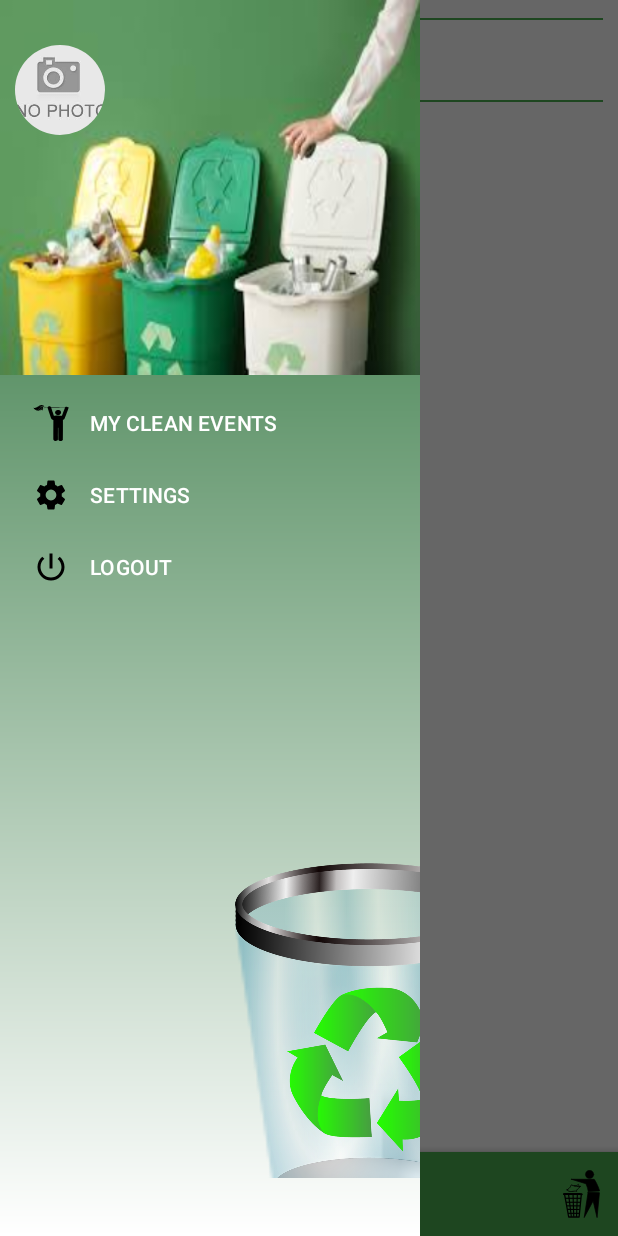
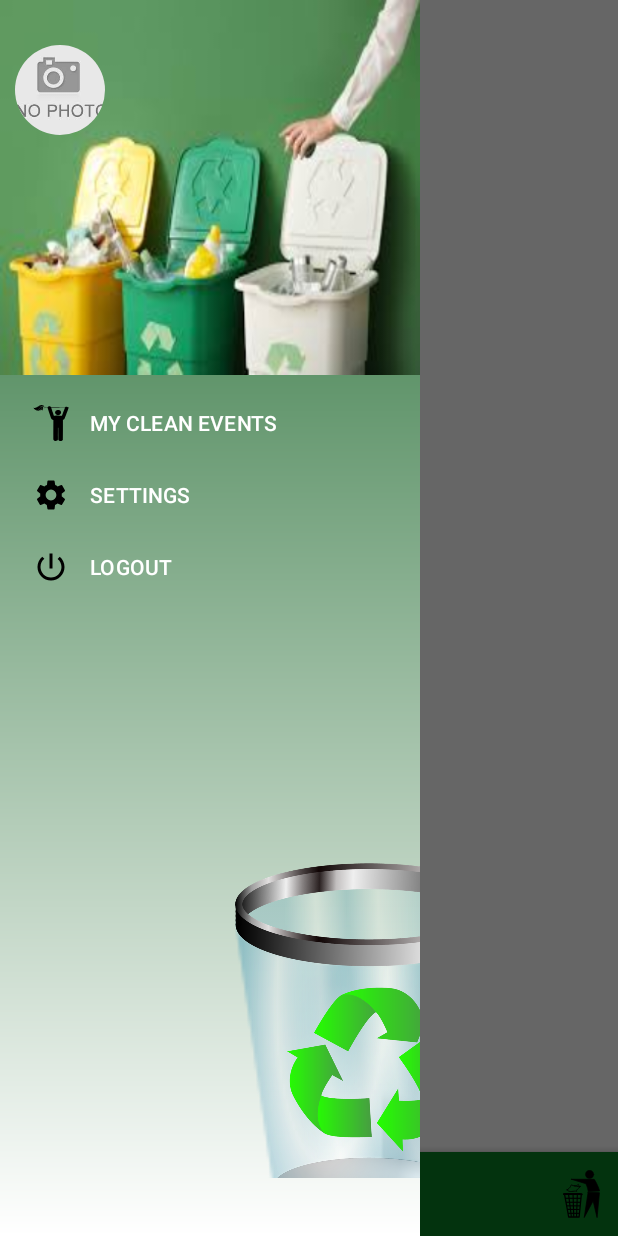
Before and after one commit to Seb77410/BinFinder, an Android app: the fragment CleanEventListFragment placed in its activity, with the side drawer open, on a phone screen of 412 x 824 dp. Run offline under Robolectric (Android 15) with nearby library versions, the phone set to English and light mode, and no system bars; our stand-ins replace Firebase (no records; nobody signed in at launch, a user with empty details on screens opened directly); libraries missing offline, so code that uses them is left out: com.ckdroid.geofirequery; pictures from the network do not load.

Commit message:
Update UI

```diff
--- a/app/src/main/java/com/application/seb/binfinder/controllers/fragments/CleanEventsListFragment.kt
+++ b/app/src/main/java/com/application/seb/binfinder/controllers/fragments/CleanEventsListFragment.kt
@@ -81,9 +81,7 @@ class CleanEventListFragment : Fragment() {
         }
         else if(!isForSoonCleansEvents && isForUserCleansEvents){
             Log.e(TAG, "is for User clean Events")
-            createTitleContainer.visibility = View.VISIBLE
-            userTitleContainer.visibility = View.VISIBLE
-            recyclerView2.visibility = View.VISIBLE
+
             getUserCreatedEventsAndSTartRecyclerView()
             getParticipateCleanEventsAngConfigureRecyclerView()
         }
@@ -126,7 +124,12 @@ class CleanEventListFragment : Fragment() {
                     val results : MutableList<CleanEvent> = mutableListOf()
                     for(cleanEvent in snapshot.documents) {results.add(cleanEvent.toObject(CleanEvent::class.java)!!)}
                     Log.e(TAG, "create result size = ${results.size}")
-                    configureRecyclerView(results, recyclerView)
+                    if (results.size >= 1){
+                        createTitleContainer.visibility = View.VISIBLE
+                        configureRecyclerView(results, recyclerView)
+                    }else{
+                        createTitleContainer.visibility = View.GONE
+                    }
                 }
     }
 
@@ -137,7 +140,14 @@ class CleanEventListFragment : Fragment() {
                     val results : MutableList<CleanEvent> = mutableListOf()
                     for(cleanEvent in snapshot.documents) {results.add(cleanEvent.toObject(CleanEvent::class.java)!!)}
                     Log.e(TAG, "participate result size = ${results.size}")
-                    configureRecyclerView(results, recyclerView2)
+                    if(results.size >= 1){
+                        userTitleContainer.visibility = View.VISIBLE
+                        recyclerView2.visibility = View.VISIBLE
+                        configureRecyclerView(results, recyclerView2)
+                    }else{
+                        userTitleContainer.visibility = View.GONE
+                        recyclerView2.visibility = View.GONE
+                    }
                 }
     }
 }
--- a/app/src/main/java/com/application/seb/binfinder/controllers/fragments/MapFragment.kt
+++ b/app/src/main/java/com/application/seb/binfinder/controllers/fragments/MapFragment.kt
@@ -7,10 +7,7 @@ import android.content.pm.PackageManager
 import android.location.Location
 import android.os.Bundle
 import android.util.Log
-import android.view.Gravity
-import android.view.LayoutInflater
-import android.view.View
-import android.view.ViewGroup
+import android.view.*
 import android.widget.LinearLayout
 import androidx.appcompat.app.AlertDialog
 import androidx.constraintlayout.widget.ConstraintLayout
@@ -34,6 +31,7 @@ import com.google.android.gms.maps.SupportMapFragment
 import com.google.android.gms.maps.model.LatLng
 import com.google.android.gms.maps.model.Marker
 import com.google.android.gms.maps.model.MarkerOptions
+import com.google.android.material.floatingactionbutton.ExtendedFloatingActionButton
 import com.google.android.material.floatingactionbutton.FloatingActionButton
 import com.google.firebase.firestore.GeoPoint
 import java.util.*
@@ -51,12 +49,12 @@ class MapFragment : Fragment(), OnMapReadyCallback, GoogleMap.OnMarkerClickListe
     private var googleMap : GoogleMap? = null
     private var mFusedLocationProviderClient: FusedLocationProviderClient? = null
     private lateinit var fabMenu: FloatingActionButton
-    private lateinit var fabGlass: FloatingActionButton
-    private lateinit var fabHousehold: FloatingActionButton
-    private lateinit var fabGreen: FloatingActionButton
-    private lateinit var fabPlastic: FloatingActionButton
-    private lateinit var fabRecyclingCenter: FloatingActionButton
-    private lateinit var fabCleanEvent: FloatingActionButton
+    private lateinit var fabGlass: ExtendedFloatingActionButton
+    private lateinit var fabHousehold: ExtendedFloatingActionButton
+    private lateinit var fabGreen: ExtendedFloatingActionButton
+    private lateinit var fabPlastic: ExtendedFloatingActionButton
+    private lateinit var fabRecyclingCenter: ExtendedFloatingActionButton
+    private lateinit var fabCleanEvent: ExtendedFloatingActionButton
     private lateinit var fabAdd: FloatingActionButton
     private lateinit var fabContainer : LinearLayout
     private lateinit var constraintLayout : ConstraintLayout
@@ -91,11 +89,23 @@ class MapFragment : Fragment(), OnMapReadyCallback, GoogleMap.OnMarkerClickListe
 
         fabMenu = rootView.findViewById(R.id.map_fragment_fab_menu)
         fabGlass = rootView.findViewById(R.id.map_fragment_fab_glass)
+        fabGlass.shrink()
+        touchListener(fabGlass)
         fabHousehold = rootView.findViewById(R.id.map_fragment_fab_household_waste)
+        fabHousehold.shrink()
+        touchListener(fabHousehold)
         fabGreen = rootView.findViewById(R.id.map_fragment_fab_green_waste)
+        fabGreen.shrink()
+        touchListener(fabGreen)
         fabPlastic = rootView.findViewById(R.id.map_fragment_fab_plastic)
+        fabPlastic.shrink()
+        touchListener(fabPlastic)
         fabRecyclingCenter = rootView.findViewById(R.id.map_fragment_fab_recycling_center)
+        fabRecyclingCenter.shrink()
+        touchListener(fabRecyclingCenter)
         fabCleanEvent = rootView.findViewById(R.id.map_fragment_fab_clean_events)
+        fabCleanEvent.shrink()
+        touchListener(fabCleanEvent)
         fabContainer = rootView.findViewById(R.id.map_fragment_fab_container)
         fabAdd = rootView.findViewById(R.id.map_fragment_fab_add)
         constraintLayout = rootView.findViewById(R.id.map_fragment_constraint_layout)
@@ -231,7 +241,9 @@ class MapFragment : Fragment(), OnMapReadyCallback, GoogleMap.OnMarkerClickListe
     }
 
     private fun configureFabAdd(){
-        fabAdd.setOnClickListener {showAlertDialog()}
+        fabAdd.setOnClickListener {
+            showAlertDialog()
+        }
     }
 
     private fun configureBinsFabClick(){
@@ -250,7 +262,7 @@ class MapFragment : Fragment(), OnMapReadyCallback, GoogleMap.OnMarkerClickListe
     private fun getSelectedBinsList(type: String){
         val binRepository = BinRepository()
 
-        binRepository.getBinByDistance(userLocation.latitude, userLocation.longitude ,type).addSnapshotListener { _, mutableList, mutableList2 ->
+        binRepository.getBinByDistance(userLocation.latitude, userLocation.longitude, type).addSnapshotListener { _, mutableList, mutableList2 ->
             Log.d(TAG, "Bins found = ${mutableList.size} and list2 = ${mutableList2.size} for type = $type")
             // Clear data
             locationsList!!.clear()
@@ -291,17 +303,16 @@ class MapFragment : Fragment(), OnMapReadyCallback, GoogleMap.OnMarkerClickListe
             when(location){
                 is Bin -> {
                     // Set marker options
-                    val latLng = LatLng(location.geoLocation!!.latitude ,location.geoLocation!!.longitude)
-                    val markerOptions = MarkerOptions().position(latLng)
+                    val latLng = LatLng(location.geoLocation!!.latitude, location.geoLocation!!.longitude)
+                    val markerOptions = MarkerOptions().position(latLng).title(location.type)
                     val mMarker: Marker = googleMap!!.addMarker(markerOptions)
-                    mMarker.title = location.type
                     mMarker.tag = location.binId
                     markersList!!.add(mMarker)
                     Log.d(TAG, "showMarker() for Bin id = " + location.binId)
                 }
                 is CleanEvent -> {
                     // Set marker options
-                    val latLng = LatLng(location.geoLocation!!.latitude ,location.geoLocation!!.longitude)
+                    val latLng = LatLng(location.geoLocation!!.latitude, location.geoLocation!!.longitude)
                     val markerOptions = MarkerOptions().position(latLng)
                     val mMarker: Marker = googleMap!!.addMarker(markerOptions)
                     mMarker.title = "Clean Event"
@@ -363,4 +374,20 @@ class MapFragment : Fragment(), OnMapReadyCallback, GoogleMap.OnMarkerClickListe
         dialogCard.show()
     }
 
+    private fun touchListener(fab: ExtendedFloatingActionButton){
+        fab.setOnTouchListener { v, event ->
+
+            when (event.action) {
+                MotionEvent.ACTION_DOWN -> {
+                    fab.extend()
+                    v.performClick()
+                }
+                MotionEvent.ACTION_UP ->{
+                    fab.shrink()
+                }
+            }
+            true
+        }
+    }
+
 }
--- /dev/null
+++ b/app/src/main/res/drawable/ic_location.xml
@@ -0,0 +1,12 @@
+<vector xmlns:android="http://schemas.android.com/apk/res/android"
+    android:width="512dp"
+    android:height="512dp"
+    android:viewportWidth="512"
+    android:viewportHeight="512">
+  <path
+      android:fillColor="#FF000000"
+      android:pathData="M256,0C166.035,0 91,72.47 91,165c0,35.202 10.578,66.592 30.879,96.006l121.494,189.58c5.894,9.216 19.372,9.198 25.254,0l122.021,-190.225C410.512,232.28 421,199.307 421,165C421,74.019 346.981,0 256,0zM256,240c-41.353,0 -75,-33.647 -75,-75c0,-41.353 33.647,-75 75,-75c41.353,0 75,33.647 75,75C331,206.353 297.353,240 256,240z"/>
+  <path
+      android:fillColor="#FF000000"
+      android:pathData="M373.264,344.695l-75.531,118.087c-19.551,30.482 -64.024,30.382 -83.481,0.029l-75.654,-118.085C72.034,360.116 31,388.309 31,422c0,58.462 115.928,90 225,90s225,-31.538 225,-90C481,388.285 439.909,360.077 373.264,344.695z"/>
+</vector>
--- a/app/src/main/res/layout/activity_main.xml
+++ b/app/src/main/res/layout/activity_main.xml
@@ -41,7 +41,7 @@
                 android:layout_width="match_parent"
                 android:layout_height="wrap_content"
                 android:layout_gravity="bottom"
-                app:backgroundTint="@color/colorPrimary"
+                app:backgroundTint="@color/colorPrimaryDark"
                 app:menu="@menu/menu_main"
                 />
 
@@ -49,9 +49,11 @@
                 android:id="@+id/activity_main_map_button"
                 android:layout_width="wrap_content"
                 android:layout_height="wrap_content"
-                app:backgroundTint="@color/colorPrimary"
+                app:backgroundTint="@android:color/black"
                 app:layout_anchor="@id/bottomAppBar"
-                app:srcCompat="@drawable/ic_map" />
+                app:tint="@color/colorPrimary"
+                app:srcCompat="@drawable/ic_location"
+                />
 
         </androidx.coordinatorlayout.widget.CoordinatorLayout>
     </androidx.constraintlayout.widget.ConstraintLayout>
--- a/app/src/main/res/layout/fragment_clean_event_list.xml
+++ b/app/src/main/res/layout/fragment_clean_event_list.xml
@@ -25,27 +25,30 @@
                 app:layout_constraintStart_toStartOf="parent"
                 app:layout_constraintTop_toTopOf="parent"
                 android:visibility="visible"
+                android:layout_marginTop="10dp"
+                android:layout_marginBottom="10dp"
                 >
 
                 <TextView
                     android:id="@+id/line1"
                     android:layout_width="0dp"
-                    android:layout_height="1dp"
+                    android:layout_height="3dp"
                     android:layout_marginStart="10dp"
                     android:layout_marginEnd="10dp"
-                    android:background="@color/colorPrimary"
+                    android:background="@android:color/black"
                     app:layout_constraintBottom_toBottomOf="parent"
                     app:layout_constraintEnd_toStartOf="@+id/clean_event_list_fragment_create_list_title"
                     app:layout_constraintStart_toStartOf="parent"
-                    app:layout_constraintTop_toTopOf="parent" />
+                    app:layout_constraintTop_toTopOf="parent"
+                    />
 
                 <TextView
                     android:id="@+id/clean_event_list_fragment_create_list_title"
                     android:layout_width="wrap_content"
                     android:layout_height="wrap_content"
                     android:text="@string/create"
-                    android:textColor="@color/colorPrimaryDark"
-                    android:textSize="18sp"
+                    android:textColor="@android:color/black"
+                    android:textSize="20sp"
                     android:textStyle="italic"
                     app:layout_constraintBottom_toBottomOf="parent"
                     app:layout_constraintEnd_toEndOf="parent"
@@ -55,10 +58,10 @@
                 <TextView
                     android:id="@+id/line2"
                     android:layout_width="0dp"
-                    android:layout_height="1dp"
+                    android:layout_height="3dp"
                     android:layout_marginStart="10dp"
                     android:layout_marginEnd="10dp"
-                    android:background="@color/colorPrimary"
+                    android:background="@android:color/black"
                     app:layout_constraintBottom_toBottomOf="parent"
                     app:layout_constraintEnd_toEndOf="parent"
                     app:layout_constraintStart_toEndOf="@+id/clean_event_list_fragment_create_list_title"
@@ -73,11 +76,19 @@
                 app:layout_constraintEnd_toEndOf="parent"
                 app:layout_constraintStart_toStartOf="parent"
                 app:layout_constraintTop_toBottomOf="@+id/clean_event_list_fragment_create_list_title_container"
-                android:layout_marginTop="10dp">
+                >
 
             </androidx.recyclerview.widget.RecyclerView>
 
-
+            <TextView
+                android:id="@+id/bottomView1"
+                android:layout_width="wrap_content"
+                android:layout_height="wrap_content"
+                app:layout_constraintEnd_toEndOf="parent"
+                app:layout_constraintStart_toStartOf="@+id/clean_event_lis_fragment_recyclerView"
+                app:layout_constraintTop_toBottomOf="@id/clean_event_lis_fragment_recyclerView"
+                android:layout_marginTop="10dp"
+                />
 
             <androidx.constraintlayout.widget.ConstraintLayout
                 android:id="@+id/clean_event_list_fragment_participate_list_title_container"
@@ -85,18 +96,19 @@
                 android:layout_height="wrap_content"
                 app:layout_constraintEnd_toEndOf="parent"
                 app:layout_constraintStart_toStartOf="parent"
-                app:layout_constraintTop_toBottomOf="@+id/clean_event_lis_fragment_recyclerView"
+                app:layout_constraintTop_toBottomOf="@+id/bottomView1"
                 android:layout_marginTop="20dp"
                 android:visibility="visible"
+                android:layout_marginBottom="10dp"
                 >
 
                 <TextView
                     android:id="@+id/line3"
                     android:layout_width="0dp"
-                    android:layout_height="1dp"
+                    android:layout_height="3dp"
                     android:layout_marginStart="10dp"
                     android:layout_marginEnd="10dp"
-                    android:background="@color/colorPrimary"
+                    android:background="@android:color/black"
                     app:layout_constraintBottom_toBottomOf="parent"
                     app:layout_constraintEnd_toStartOf="@+id/clean_event_details_activity_details_title"
                     app:layout_constraintStart_toStartOf="parent"
@@ -107,8 +119,8 @@
                     android:layout_width="wrap_content"
                     android:layout_height="wrap_content"
                     android:text="@string/participate"
-                    android:textColor="@color/colorPrimaryDark"
-                    android:textSize="18sp"
+                    android:textColor="@android:color/black"
+                    android:textSize="20sp"
                     android:textStyle="italic"
                     app:layout_constraintBottom_toBottomOf="parent"
                     app:layout_constraintEnd_toEndOf="parent"
@@ -118,10 +130,10 @@
                 <TextView
                     android:id="@+id/line4"
                     android:layout_width="0dp"
-                    android:layout_height="1dp"
+                    android:layout_height="3dp"
                     android:layout_marginStart="10dp"
                     android:layout_marginEnd="10dp"
-                    android:background="@color/colorPrimary"
+                    android:background="@android:color/black"
                     app:layout_constraintBottom_toBottomOf="parent"
                     app:layout_constraintEnd_toEndOf="parent"
                     app:layout_constraintStart_toEndOf="@+id/clean_event_details_activity_details_title"
@@ -136,14 +148,14 @@
                 app:layout_constraintEnd_toEndOf="parent"
                 app:layout_constraintStart_toStartOf="parent"
                 app:layout_constraintTop_toBottomOf="@+id/clean_event_list_fragment_participate_list_title_container"
-                app:layout_constraintBottom_toTopOf="@+id/bottomView"
+                app:layout_constraintBottom_toTopOf="@+id/bottomView2"
                 android:visibility="visible"
                 android:layout_marginTop="10dp"
                 android:layout_marginBottom="10dp"
                 />
 
             <TextView
-                android:id="@+id/bottomView"
+                android:id="@+id/bottomView2"
                 android:layout_width="wrap_content"
                 android:layout_height="wrap_content"
                 app:layout_constraintEnd_toEndOf="parent"
--- a/app/src/main/res/values/colors.xml
+++ b/app/src/main/res/values/colors.xml
@@ -3,6 +3,7 @@
     <color name="colorPrimary">#4caf50</color>
     <color name="colorPrimaryDark">#087f23</color>
     <color name="colorAccent">#80e27e</color>
+    <color name="colorSecondary">#90a4ae</color>
 
     <color name="colorAccentTransparent">#4D80E27E</color>
 
```
Also changed, not shown: app/src/main/java/com/application/seb/binfinder/controllers/activities/MainActivity.kt (+9 -0 lines), app/src/main/res/layout/fragment_map.xml (+25 -13 lines).
